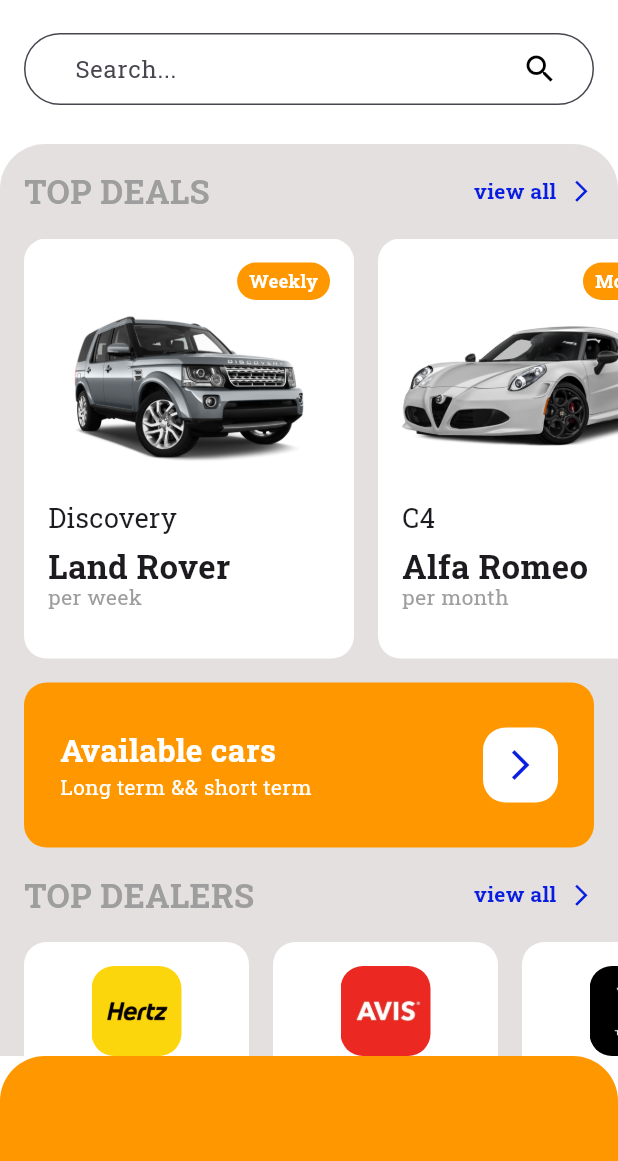
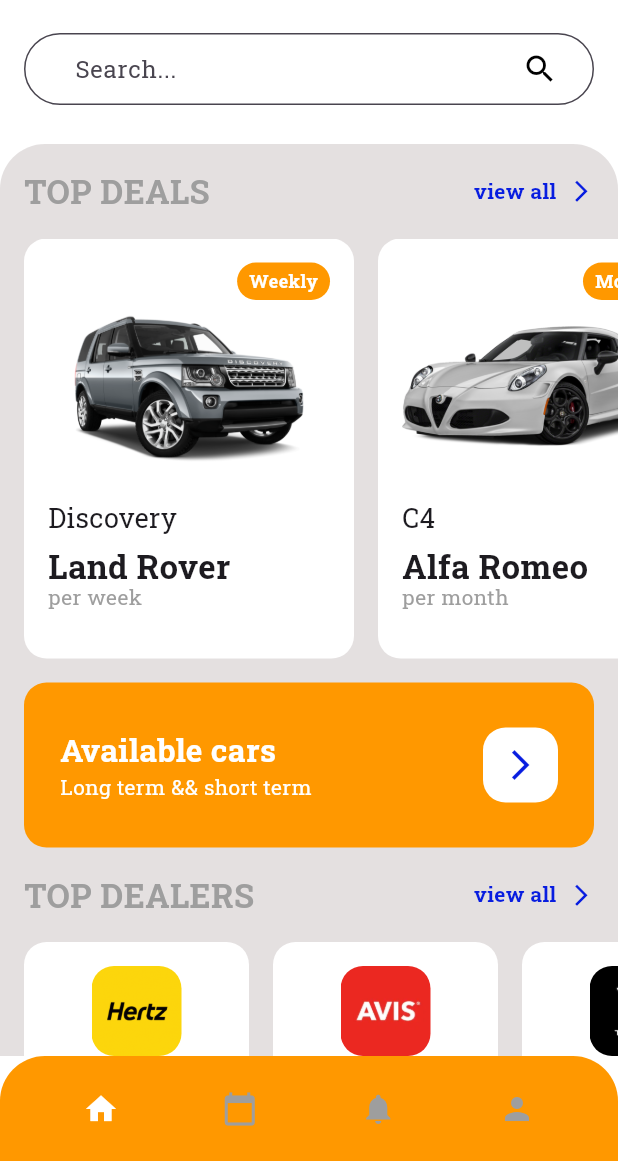
Before and after one commit to Jojo131313/Taga_App, a Flutter app: the screen it shows after launch, on a phone screen of 412 x 824 dp, the part 75-1236 px from its top. Run offline on Flutter 3.47's test engine with Material 3 defaults, Android fonts, the phone set to English and light mode, and no system bars; our stand-ins replace google_fonts, shared_preferences.

Commit message:
first commit

```diff
--- a/lib/screens/acceuil_screen.dart
+++ b/lib/screens/acceuil_screen.dart
@@ -35,7 +35,8 @@
           style: TextStyle(
             fontSize: 35,
             color: Color.fromARGB(255, 5, 34, 152),
-              fontWeight: FontWeight.bold),
+            fontWeight: FontWeight.bold,
+          ),
         ),
       ),
       drawer: Drawer(
@@ -126,7 +127,8 @@
                       color: Colors.black,
                       size: 24,
                     ),
-                    )),
+                  ),
+                ),
               ),
             ),
           ),
@@ -153,7 +155,8 @@
                             style: TextStyle(
                               fontSize: 22,
                               fontWeight: FontWeight.bold,
-                                color: Colors.grey),
+                              color: Colors.grey,
+                            ),
                           ),
                           Row(
                             children: [
@@ -209,12 +212,15 @@
                                   style: TextStyle(
                                     fontSize: 21,
                                     fontWeight: FontWeight.bold,
-                                      color: Colors.white),
+                                    color: Colors.white,
+                                  ),
                                 ),
                                 Text(
                                   "Long term && short term",
                                   style: TextStyle(
-                                      fontSize: 14, color: Colors.white),
+                                    fontSize: 14,
+                                    color: Colors.white,
+                                  ),
                                 ),
                               ],
                             ),
@@ -248,7 +254,8 @@
                             style: TextStyle(
                               fontSize: 22,
                               fontWeight: FontWeight.bold,
-                                color: Colors.grey),
+                              color: Colors.grey,
+                            ),
                           ),
                           Row(
                             children: [
@@ -324,15 +331,42 @@
 
   List<Widget> buildNavigationItems() {
     List<Widget> list = [];
-    for (var i = 0; i < navigationItems.length; i++) {
-      list.add(buildNavigationItem(navigationItems[i]));
+    for (var navigationItem in navigationItems) {
+      list.add(buildNavigationItem(navigationItem));
     }
     return list;
   }
 
   Widget buildNavigationItem(NavigationItem item) {
-    return Container(
+    return GestureDetector(
+      onTap: () {
+        setState(() {
+          selectedItem = item;
+        });
+      },
+      child: Container(
         width: 50,
+        child: Stack(
+          children: [
+            selectedItem == item
+                ? Center(
+                    child: Container(
+                      height: 50,
+                      width: 50,
+                      decoration: BoxDecoration(shape: BoxShape.circle),
+                    ),
+                  )
+                : Container(),
+            Center(
+              child: Icon(
+                item.iconData,
+                color: selectedItem == item ? Colors.white : Colors.grey,
+                size: 24,
+              ),
+            ),
+          ],
+        ),
+      ),
     );
   }
 }
```
Lines whose indentation alone changed are shown as unchanged.
